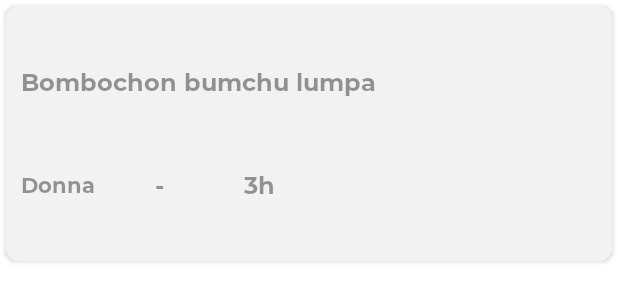
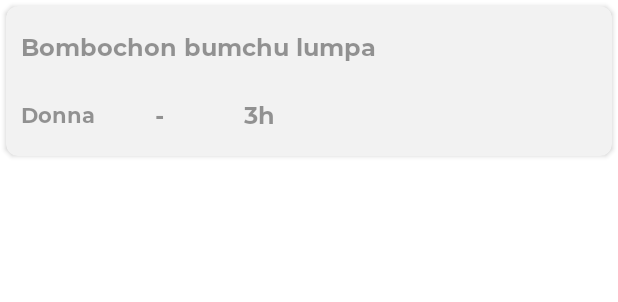
Before and after one commit to makhnnar/HNMob, an Android app: the layout view_holder_hit.xml on its own in the app's theme, with its tools: preview values and no code run, on a phone screen of 412 x 824 dp. Shown: the top 302 px of the screen. Run offline under Robolectric (Android 15) with nearby library versions, the phone set to English and light mode, and no system bars.

Commit message:
Update view_holder_hit.xml
:hammer: fixed height on view holder hit

```diff
--- a/app/src/main/res/layout/view_holder_hit.xml
+++ b/app/src/main/res/layout/view_holder_hit.xml
@@ -5,7 +5,7 @@
     xmlns:tools="http://schemas.android.com/tools"
     android:id="@+id/itemRowContainer"
     android:layout_width="match_parent"
-    android:layout_height="170dp"
+    android:layout_height="100dp"
     android:layout_margin="4dp"
     app:cardCornerRadius="8dp"
     app:cardBackgroundColor="@color/white_gray">
```
